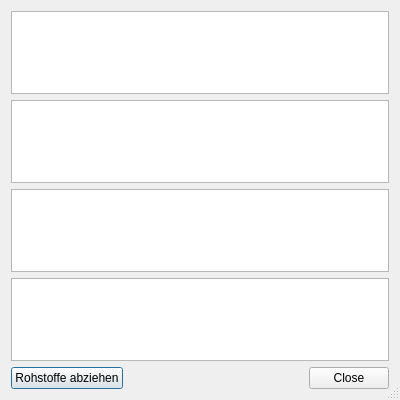
The window that kleiner-brauhelfer/dialogs/dlgrohstoffeabziehen.ui (kleiner-brauhelfer/kleiner-brauhelfer-2) describes before a commit, drawn with Qt 5.
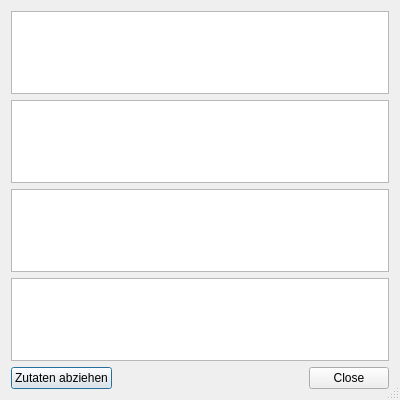
The same window after the commit.

What changed in the file:
```diff
--- a/kleiner-brauhelfer/dialogs/dlgrohstoffeabziehen.ui
+++ b/kleiner-brauhelfer/dialogs/dlgrohstoffeabziehen.ui
@@ -56,7 +56,7 @@
      <item>
       <widget class="QPushButton" name="btnAbziehen">
        <property name="text">
-        <string>Rohstoffe abziehen</string>
+        <string>Zutaten abziehen</string>
        </property>
       </widget>
      </item>
```
Left out of the diff: 14 changed lines with no effect on the pictures.
